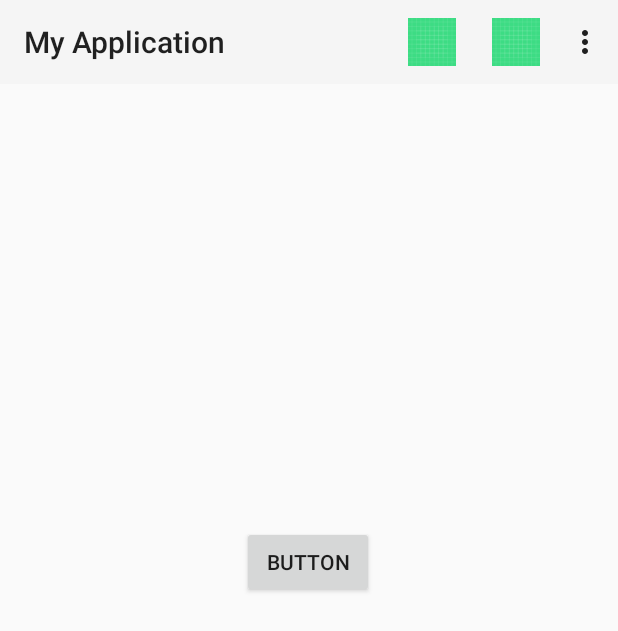
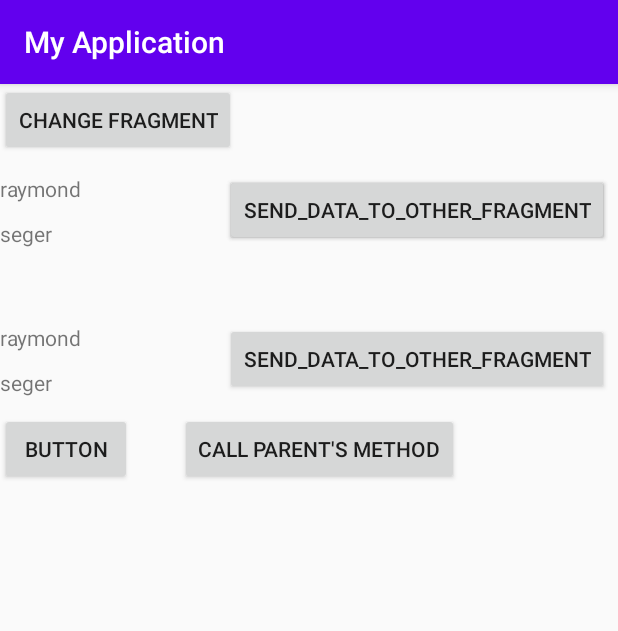
Before and after one commit to raymondSeger/Android-Test-Java-Again, an Android app: the screen it shows after launch (AppBarActivity before the commit, FragmentsActivity after it), on a phone screen of 412 x 824 dp. Shown: the top 631 px of the screen. Run offline under Robolectric (Android 15) with nearby library versions, the phone set to English and light mode, and no system bars.

Commit message:
fragment
fragment

```diff
--- /dev/null
+++ b/app/src/main/java/com/example/myapplication/FragmentsActivity.java
@@ -0,0 +1,68 @@
+package com.example.myapplication;
+
+import androidx.appcompat.app.AppCompatActivity;
+import androidx.fragment.app.FragmentTransaction;
+
+import android.os.Bundle;
+import android.view.View;
+import android.widget.Button;
+import android.widget.Toast;
+
+import com.example.myapplication.fragments.BlankFragment;
+import com.example.myapplication.fragments.BlankFragment2;
+import com.example.myapplication.fragments.BlankFragment3;
+
+public class FragmentsActivity extends AppCompatActivity {
+
+    public void can_be_used_by_fragment(String the_text) {
+        Toast.makeText(getBaseContext(), the_text, Toast.LENGTH_SHORT).show();
+    }
+
+    @Override
+    protected void onCreate(Bundle savedInstanceState) {
+        super.onCreate(savedInstanceState);
+        setContentView(R.layout.activity_fragments);
+
+        BlankFragment newFragment = new BlankFragment();
+        Bundle args = new Bundle();
+        args.putString("param1", "raymond");
+        args.putString("param2", "seger");
+        newFragment.setArguments(args);
+
+        FragmentTransaction transaction = getSupportFragmentManager().beginTransaction();
+        transaction.replace(R.id.fragment, newFragment, "tag1");
+        transaction.commit();
+        transaction.addToBackStack(null);
+
+        BlankFragment3 newFragment2 = new BlankFragment3();
+        Bundle args2 = new Bundle();
+        args2.putString("param1", "raymond");
+        args2.putString("param2", "seger");
+        newFragment2.setArguments(args2);
+
+        FragmentTransaction transaction2 = getSupportFragmentManager().beginTransaction();
+        transaction2.replace(R.id.fragment2, newFragment2, "tag2");
+        transaction2.commit();
+        transaction2.addToBackStack(null);
+
+
+        Button change_fragment = (Button) findViewById(R.id.change_fragment);
+        change_fragment.setOnClickListener(new View.OnClickListener() {
+            @Override
+            public void onClick(View view) {
+
+                final BlankFragment2 newFragment = new BlankFragment2();
+                Bundle args = new Bundle();
+                args.putString("param1", "Billy");
+                args.putString("param2", "Seger");
+                newFragment.setArguments(args);
+
+                FragmentTransaction transaction3 = getSupportFragmentManager().beginTransaction();
+                transaction3.replace(R.id.fragment, newFragment);
+                transaction3.commit();
+                transaction3.addToBackStack(null);
+            }
+        });
+
+    }
+}
--- /dev/null
+++ b/app/src/main/java/com/example/myapplication/fragments/BlankFragment.java
@@ -0,0 +1,57 @@
+package com.example.myapplication.fragments;
+
+import android.os.Bundle;
+
+import androidx.annotation.NonNull;
+import androidx.fragment.app.Fragment;
+import androidx.fragment.app.FragmentManager;
+
+import android.view.LayoutInflater;
+import android.view.View;
+import android.view.ViewGroup;
+import android.widget.Button;
+import android.widget.TextView;
+
+import com.example.myapplication.R;
+
+public class BlankFragment extends Fragment {
+    private String mParam1;
+    private String mParam2;
+
+    public BlankFragment() {
+        // Required empty public constructor
+    }
+
+    @Override
+    public void onCreate(Bundle savedInstanceState) {
+        super.onCreate(savedInstanceState);
+        if (getArguments() != null) {
+            mParam1 = getArguments().getString("param1");
+            mParam2 = getArguments().getString("param2");
+        }
+    }
+
+    @Override
+    public View onCreateView(LayoutInflater inflater, ViewGroup container, Bundle savedInstanceState) {
+        final View fragmentView = inflater.inflate(R.layout.fragment_blank, container, false);
+
+        TextView textview1 = fragmentView.findViewById(R.id.textview1);
+        TextView textview2 = fragmentView.findViewById(R.id.textview2);
+
+        textview1.setText(mParam1);
+        textview2.setText(mParam2);
+
+        Button send_data_to_other_fragment = (Button) fragmentView.findViewById(R.id.send_data_to_other_fragment);
+
+        send_data_to_other_fragment.setOnClickListener(new View.OnClickListener() {
+            @Override
+            public void onClick(View view) {
+                Bundle result = new Bundle();
+                result.putString("key1", "test data");
+                getParentFragmentManager().setFragmentResult("data_from_blank_fragment", result); // alpha feature
+            }
+        });
+
+        return fragmentView;
+    }
+}
--- /dev/null
+++ b/app/src/main/java/com/example/myapplication/fragments/BlankFragment3.java
@@ -0,0 +1,75 @@
+package com.example.myapplication.fragments;
+
+import android.os.Bundle;
+import android.view.LayoutInflater;
+import android.view.View;
+import android.view.ViewGroup;
+import android.widget.Button;
+import android.widget.TextView;
+import android.widget.Toast;
+
+import androidx.annotation.NonNull;
+import androidx.fragment.app.Fragment;
+import androidx.fragment.app.FragmentResultListener;
+
+import com.example.myapplication.FragmentsActivity;
+import com.example.myapplication.R;
+
+public class BlankFragment3 extends Fragment {
+
+    private String mParam1;
+    private String mParam2;
+
+    public BlankFragment3() {
+        // Required empty public constructor
+    }
+
+    @Override
+    public void onCreate(Bundle savedInstanceState) {
+        super.onCreate(savedInstanceState);
+        if (getArguments() != null) {
+            mParam1 = getArguments().getString("param1");
+            mParam2 = getArguments().getString("param2");
+        }
+
+        getParentFragmentManager().setFragmentResultListener("data_from_blank_fragment", this, new FragmentResultListener() {
+            @Override
+            public void onFragmentResult(@NonNull String key, @NonNull Bundle bundle) {
+                String result = bundle.getString("key1");
+                int a = 0;
+            }
+        });
+    }
+
+
+
+    @Override
+    public View onCreateView(LayoutInflater inflater, ViewGroup container, Bundle savedInstanceState) {
+        View fragmentView = inflater.inflate(R.layout.fragment_blank3, container, false);
+
+        TextView textview1 = fragmentView.findViewById(R.id.textview1);
+        TextView textview2 = fragmentView.findViewById(R.id.textview2);
+
+        textview1.setText(mParam1);
+        textview2.setText(mParam2);
+
+        Button button_in_fragment   = (Button) fragmentView.findViewById(R.id.button_in_fragment);
+        Button call_parent_activity = (Button) fragmentView.findViewById(R.id.call_parent_activity);
+
+        button_in_fragment.setOnClickListener(new View.OnClickListener() {
+            @Override
+            public void onClick(View view) {
+                Toast.makeText(getContext(), "Hello from Fragment 3", Toast.LENGTH_LONG).show();
+            }
+        });
+
+        call_parent_activity.setOnClickListener(new View.OnClickListener() {
+            @Override
+            public void onClick(View view) {
+                ((FragmentsActivity)getActivity()).can_be_used_by_fragment("Text from Fragment");
+            }
+        });
+
+        return fragmentView;
+    }
+}
--- /dev/null
+++ b/app/src/main/res/layout/activity_fragments.xml
@@ -0,0 +1,45 @@
+<?xml version="1.0" encoding="utf-8"?>
+<androidx.constraintlayout.widget.ConstraintLayout xmlns:android="http://schemas.android.com/apk/res/android"
+    xmlns:app="http://schemas.android.com/apk/res-auto"
+    xmlns:tools="http://schemas.android.com/tools"
+    android:layout_width="match_parent"
+    android:layout_height="match_parent"
+    tools:context=".FragmentsActivity">
+
+    <Button
+        android:id="@+id/change_fragment"
+        android:layout_width="wrap_content"
+        android:layout_height="wrap_content"
+        android:text="Change Fragment"
+        app:layout_constraintBottom_toBottomOf="parent"
+        app:layout_constraintEnd_toEndOf="parent"
+        app:layout_constraintHorizontal_bias="0.0"
+        app:layout_constraintStart_toStartOf="parent"
+        app:layout_constraintTop_toTopOf="parent"
+        app:layout_constraintVertical_bias="0.0" />
+
+    <LinearLayout
+        android:layout_width="match_parent"
+        android:layout_height="match_parent"
+        android:layout_marginTop="60dp"
+        android:orientation="vertical"
+        app:layout_constraintBottom_toBottomOf="parent"
+        app:layout_constraintEnd_toEndOf="parent"
+        app:layout_constraintHorizontal_bias="0.0"
+        app:layout_constraintStart_toStartOf="parent"
+        app:layout_constraintTop_toTopOf="parent">
+
+        <fragment
+            android:id="@+id/fragment"
+            android:name="com.example.myapplication.fragments.BlankFragment"
+            android:layout_width="match_parent"
+            android:layout_height="99dp" />
+
+        <fragment
+            android:id="@+id/fragment2"
+            android:name="com.example.myapplication.fragments.BlankFragment"
+            android:layout_width="match_parent"
+            android:layout_height="122dp" />
+    </LinearLayout>
+
+</androidx.constraintlayout.widget.ConstraintLayout>
--- /dev/null
+++ b/app/src/main/res/layout/fragment_blank.xml
@@ -0,0 +1,29 @@
+<?xml version="1.0" encoding="utf-8"?>
+<FrameLayout xmlns:android="http://schemas.android.com/apk/res/android"
+    xmlns:tools="http://schemas.android.com/tools"
+    android:layout_width="match_parent"
+    android:layout_height="match_parent"
+    tools:context=".fragments.BlankFragment">
+
+    <!-- TODO: Update blank fragment layout -->
+    <TextView
+        android:id="@+id/textview1"
+        android:layout_width="wrap_content"
+        android:layout_height="wrap_content"
+        android:text="@string/hello_blank_fragment" />
+
+    <TextView
+        android:id="@+id/textview2"
+        android:layout_width="wrap_content"
+        android:layout_height="wrap_content"
+        android:layout_marginTop="30dp"
+        android:text="@string/hello_blank_fragment" />
+
+    <Button
+        android:id="@+id/send_data_to_other_fragment"
+        android:layout_width="wrap_content"
+        android:layout_height="wrap_content"
+        android:layout_marginLeft="150dp"
+        android:text="send_data_to_other_fragment" />
+
+</FrameLayout>
--- /dev/null
+++ b/app/src/main/res/layout/fragment_blank3.xml
@@ -0,0 +1,37 @@
+<?xml version="1.0" encoding="utf-8"?>
+<FrameLayout xmlns:android="http://schemas.android.com/apk/res/android"
+    xmlns:tools="http://schemas.android.com/tools"
+    android:layout_width="match_parent"
+    android:layout_height="match_parent"
+    tools:context=".fragments.BlankFragment2">
+
+    <!-- TODO: Update blank fragment layout -->
+    <TextView
+        android:id="@+id/textview1"
+        android:layout_width="wrap_content"
+        android:layout_height="wrap_content"
+        android:text="@string/hello_blank_fragment" />
+
+    <TextView
+        android:id="@+id/textview2"
+        android:layout_width="wrap_content"
+        android:layout_height="wrap_content"
+        android:layout_marginTop="30dp"
+        android:text="@string/hello_blank_fragment" />
+
+    <Button
+        android:id="@+id/button_in_fragment"
+        android:layout_width="wrap_content"
+        android:layout_height="wrap_content"
+        android:layout_marginTop="60dp"
+        android:text="Button" />
+
+    <Button
+        android:id="@+id/call_parent_activity"
+        android:layout_width="wrap_content"
+        android:layout_height="wrap_content"
+        android:layout_marginLeft="120dp"
+        android:layout_marginTop="60dp"
+        android:text="Call Parent's method" />
+
+</FrameLayout>
--- /dev/null
+++ b/app/src/main/res/navigation/g.xml
@@ -0,0 +1,5 @@
+<?xml version="1.0" encoding="utf-8"?>
+<navigation xmlns:android="http://schemas.android.com/apk/res/android"
+    xmlns:app="http://schemas.android.com/apk/res-auto" android:id="@+id/g">
+
+</navigation>
--- a/app/src/main/res/values/strings.xml
+++ b/app/src/main/res/values/strings.xml
@@ -15,5 +15,7 @@
     <string name="title_home">Home</string>
     <string name="title_dashboard">Dashboard</string>
     <string name="title_notifications">Notifications</string>
+    <!-- TODO: Remove or change this placeholder text -->
+    <string name="hello_blank_fragment">Hello blank fragment</string>
 
 </resources>
```
Also changed, not shown: app/build.gradle (+4 -4 lines), app/src/main/AndroidManifest.xml (+10 -6 lines), app/src/main/java/com/example/myapplication/fragments/BlankFragment2.java (added, +55 -0 lines), app/src/main/res/layout/fragment_blank2.xml (added, +29 -0 lines).
